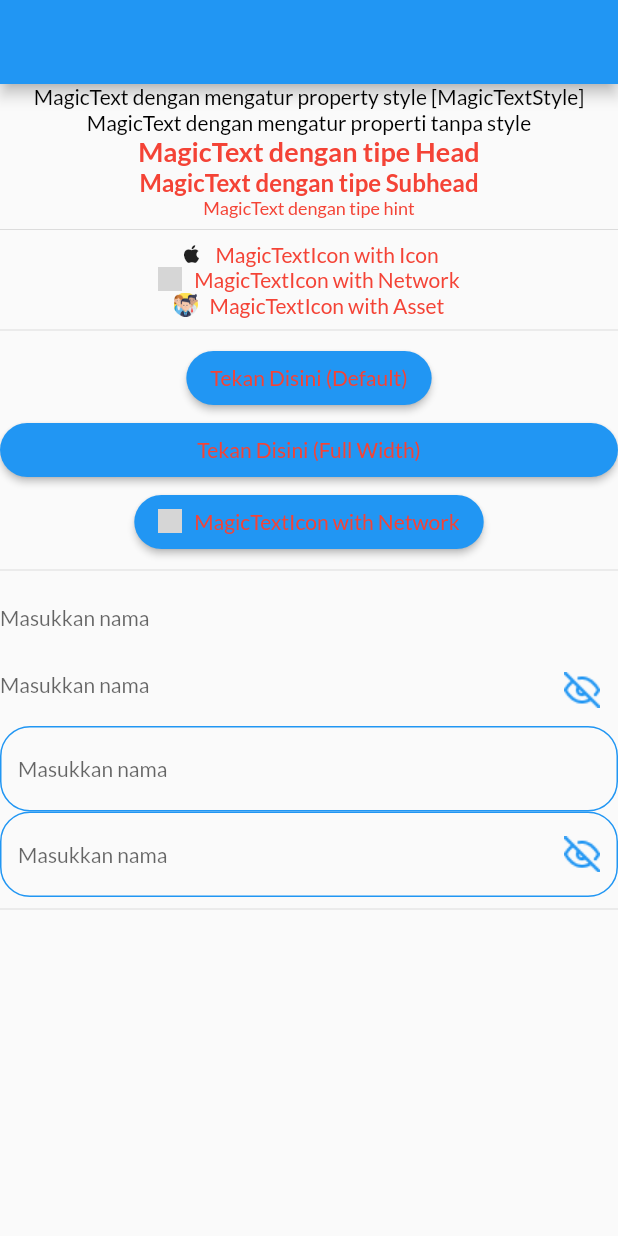
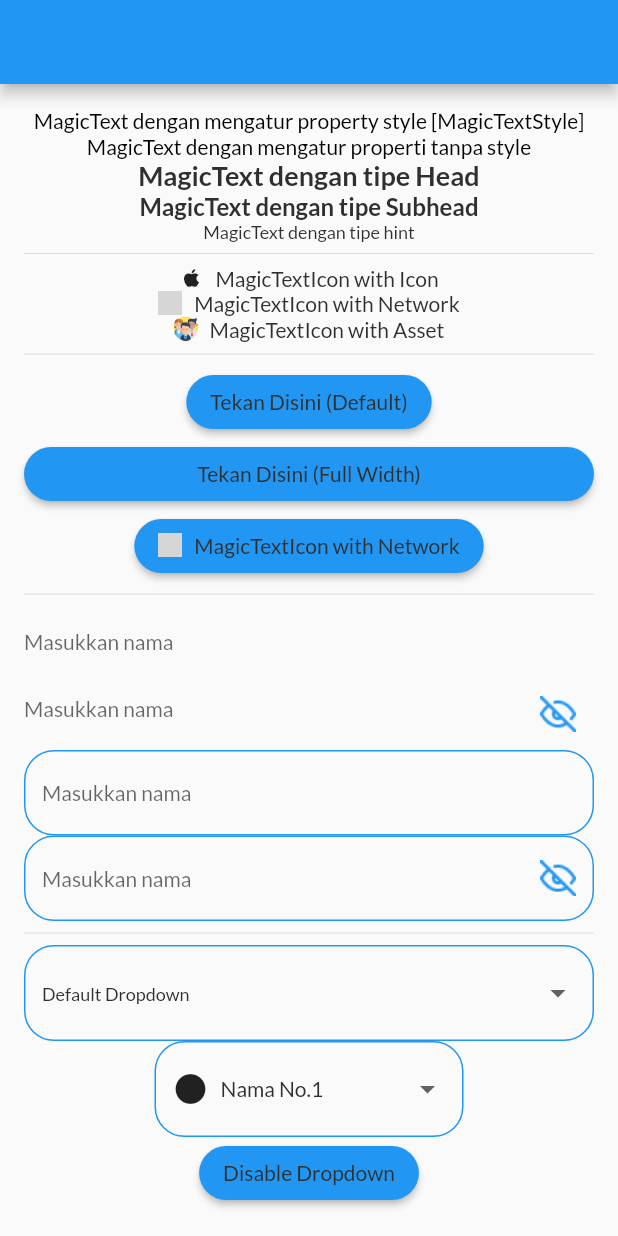
Before and after one commit to hanifabdullah21/MagicView, a Flutter app: the screen it shows after launch, on a phone screen of 412 x 824 dp. Run offline on Flutter 3.47's test engine with Material 2 defaults, Android fonts, the phone set to English and light mode, and no system bars; our stand-ins replace flutter_screenutil, google_fonts, substring_highlight; network calls fail; grey boxes are pictures that could not be loaded.

Commit message:
Create Widget MagicDropDown

```diff
--- a/example/lib/ExampleModel.dart
+++ b/example/lib/ExampleModel.dart
@@ -3,6 +3,8 @@
 //     final exampleModel = exampleModelFromJson(jsonString);
 
 import 'dart:convert';
+
+import 'package:flutter/material.dart';
 
 ExampleModel exampleModelFromJson(String str) => ExampleModel.fromJson(json.decode(str));
 
@@ -12,22 +14,26 @@ class ExampleModel {
   int? id;
   String? name;
   String? role;
+  IconData? icon;
 
   ExampleModel({
     this.id,
     this.name,
     this.role,
+    this.icon
   });
 
   ExampleModel copyWith({
     int? id,
     String? name,
     String? role,
+    IconData? icon,
   }) =>
       ExampleModel(
         id: id ?? this.id,
         name: name ?? this.name,
         role: role ?? this.role,
+        icon: icon ?? this.icon
       );
 
   factory ExampleModel.fromJson(Map<String, dynamic> json) => ExampleModel(
--- /dev/null
+++ b/example/lib/component/ExampleMagicDropdown.dart
@@ -0,0 +1,83 @@
+import 'package:example/ExampleModel.dart';
+import 'package:flutter/material.dart';
+import 'package:magic_view/widget/button/MagicButton.dart';
+import 'package:magic_view/widget/text/MagicTextIcon.dart';
+import 'package:magic_view/widget/textfield/MagicDropDown.dart';
+
+class ExampleMagicDropdown extends StatefulWidget {
+  @override
+  State<StatefulWidget> createState() => ExampleMagicDropdownPageState();
+}
+
+class ExampleMagicDropdownPageState extends State<ExampleMagicDropdown> {
+  final key = GlobalKey<FormState>();
+  List<ExampleModel> items = [
+    ExampleModel(id: 1, name: "Nama No.1", icon: Icons.circle),
+    ExampleModel(id: 2, name: "Nama No.2", icon: Icons.rectangle),
+    ExampleModel(id: 3, name: "Nama No.3", icon: Icons.star),
+  ];
+  ExampleModel? selectedData;
+  ExampleModel? selectedDataWithValue =
+      ExampleModel(id: 1, name: "Nama No.1", role: "Superadmin");
+  bool disableDropDown = false;
+
+  @override
+  Widget build(BuildContext context) {
+    return Form(
+      key: key,
+      child: Column(
+        children: [
+          MagicDropDown<ExampleModel>(
+            value: selectedData,
+            items: items,
+            hint: "Default Dropdown",
+            itemString: (data) {
+              return data?.name ?? "";
+            },
+            onChange: (data) {
+              setState(() {
+                selectedData = data;
+              });
+            },
+          ),
+          Container(
+            width: MediaQuery.of(context).size.width / 2,
+            child: MagicDropDown<ExampleModel>(
+              value: selectedDataWithValue,
+              items: items,
+              hint: "Complex Dropdown",
+              itemString: (data) {
+                return data?.name ?? "";
+              },
+              onChange: disableDropDown
+                  ? null
+                  : (data) {
+                      setState(() {
+                        selectedDataWithValue = data;
+                      });
+                    },
+              validator: (text, data) {
+                if (text == null || text.isEmpty)
+                  return "Wajib memilih salah satu";
+                return null;
+              },
+              autoValidateMode: AutovalidateMode.always,
+              itemBuilder: (itemString, data) {
+                return MagicTextIcon.icon(itemString,
+                    icon: data.icon ?? Icons.cloud);
+              },
+            ),
+          ),
+          MagicButton(
+            () {
+              setState(() {
+                disableDropDown = !disableDropDown;
+              });
+            },
+            text: disableDropDown ? "Enable Dropdown" : "Disable Dropdown",
+          )
+        ],
+      ),
+    );
+  }
+}
--- a/example/lib/main.dart
+++ b/example/lib/main.dart
@@ -1,3 +1,4 @@
+import 'package:example/component/ExampleMagicDropdown.dart';
 import 'package:example/component/ExampleMagicText.dart';
 import 'package:example/component/ExampleMagicTextField.dart';
 import 'package:example/component/ExampleMagicTextWithIcon.dart';
@@ -16,7 +17,6 @@ void main() {
   MagicFactory.initMagicFactory(
     colorBrand: Colors.blue,
     colorBrand2: Colors.pink,
-    colorText: Colors.red,
   );
 
   runApp(const MyApp());
@@ -53,6 +53,8 @@ class _MyHomePageState extends State<MyHomePage> {
     return Scaffold(
       appBar: AppBar(),
       body: SingleChildScrollView(
+        child: Padding(
+          padding: const EdgeInsets.all(16.0),
           child: Column(
             mainAxisAlignment: MainAxisAlignment.start,
             children: <Widget>[
@@ -64,8 +66,10 @@ class _MyHomePageState extends State<MyHomePage> {
               const Divider(),
               ExampleMagicTextField(),
               const Divider(),
+              ExampleMagicDropdown()
               // autoComplete()
             ],
+          ),
         ),
       ),
     );
--- a/lib/widget/textfield/MagicDropDown.dart
+++ b/lib/widget/textfield/MagicDropDown.dart
@@ -3,211 +3,326 @@ import 'package:magic_view/factory.dart';
 import 'package:magic_view/style/MagicTextFieldBorder.dart';
 import 'package:magic_view/style/MagicTextStyle.dart';
 
-// class MagicDropDown extends StatelessWidget {
-  // /// Memberikan hint
-  // final String? hint;
-  //
-  // /// Mengatur gaya dari [hint]
-  // final MagicTextStyle? hintStyle;
-  //
-  // /// Memberikan label. Jika [hint] dan [label] diisi, maka [hint] akan diabaikan
-  // /// dan [label] yang akan ditampilkan
-  // final String? label;
-  //
-  // /// Mengatur gaya dari [label]
-  // final MagicTextStyle? labelStyle;
-  //
-  // /// Mengatur Widget kustom untuk label. Jika [labelCustom] diisi maka [label],
-  // /// [labelStyle] dan [floatingLabelStyle] akan diabaikan
-  // final Widget? labelCustom;
-  //
-  // /// Mengatur perataan dari [label] yang mengambang
-  // final FloatingLabelAlignment? floatingLabelAlignment;
-  //
-  // /// Mengatur kemunculan [label] mengambang
-  // final FloatingLabelBehavior? floatingLabelBehavior;
-  //
-  // /// Mengatur gaya dari [label] mengambang
-  // final MagicTextStyle? floatingLabelStyle;
-  //
-  // /// Mengatur ikon
-  // final Widget? icon;
-  //
-  // /// Mengatur warna dari ikon
-  // final Color? iconColor;
-  //
-  // /// Mengatur ikon pada awalan [MagicTextField]
-  // final Widget? prefixIcon;
-  //
-  // /// Mengatur warna [prefixIcon]
-  // final Color? prefixIconColor;
-  //
-  // /// Mengatur teks pada awalan [MagicTextField]. Terletak antara [prefixIcon]
-  // /// dan tempat untuk mengetik. [prefixText] akan muncul jika [prefix] bernilai
-  // /// null dan [MagicTextField] dalam status fokus
-  // final String? prefixText;
-  //
-  // /// Mengatur gaya dari [prefixText]
-  // final MagicTextStyle? prefixTextStyle;
-  //
-  // /// Mengatur Widget pada awalan [MagicTextField]. Terletak antara [prefixIcon]
-  // /// dan tempat untuk mengetik. [prefix] akan muncul jika [prefixText] bernilai
-  // /// null dan [MagicTextField] dalam status fokus
-  // final Widget? prefix;
-  //
-  // /// Mengatur ikon pada akhiran [MagicTextField]
-  // /// Jika [type] = [MagicTextFieldType.PASSWORD] atau [MagicTextFieldType.BORDER_PASSWORD]
-  // /// maka [suffixIcon] akan diabaikan
-  // Widget? suffixIcon;
-  //
-  // /// Mengatur [suffixIcon] jika [type] = [MagicTextFieldType.PASSWORD] atau [MagicTextFieldType.BORDER_PASSWORD]
-  // /// dan [obscureText] = false.
-  // Widget? suffixIconEyeOpen;
-  //
-  // /// Mengatur [suffixIcon] jika [type] = [MagicTextFieldType.PASSWORD] atau [MagicTextFieldType.BORDER_PASSWORD]
-  // /// dan [obscureText] = true
-  // Widget? suffixIconEyeClose;
-  //
-  // /// Mengatur warna dari [suffixIcon]
-  // final Color? suffixIconColor;
-  //
-  // /// Mengatur teks pada akhiran [MagicTextField]. Terletak antara [suffixIcon]
-  // /// dan tempat untuk mengetik. [suffixText] akan muncul jika [suffix] bernilai
-  // /// null dan [MagicTextField] dalam status fokus
-  // final String? suffixText;
-  //
-  // /// Mengatur gaya dari [suffixText]
-  // final MagicTextStyle? suffixTextStyle;
-  //
-  // /// Mengatur Widget pada awalan [MagicTextField]. Terletak antara [suffixIcon]
-  // /// dan tempat untuk mengetik. [suffix] akan muncul jika [suffixText] bernilai
-  // /// null dan [MagicTextField] dalam status fokus
-  // final Widget? suffix;
-  //
-  // /// Mengatur garis batas / border pada [MagicTextField]
-  // final MagicTextFieldBorder? border;
-  //
-  // /// Mengatur teks counter. Terletak pada kanan bawah [MagicTextField]
-  // final String? counterText;
-  //
-  // /// Mengatur gaya teks [counterText]
-  // final MagicTextStyle? counterStyle;
-  //
-  // /// mengatur teks helper. Terletak pada kiri bawah [MagicTextField]
-  // final String? helperText;
-  //
-  // /// Mengatur gaya teks [helperText]
-  // final MagicTextStyle? helperStyle;
-  //
-  // /// Mengatur teks error. Terletak pada kiri bawah [MagicTextField].
-  // /// Jika [helperText] tidak bernilai null akan terganti dengan [errorText]
-  // final String? errorText;
-  //
-  // /// Mengatur gaya teks [errorText]
-  // final MagicTextStyle? errorStyle;
-  //
-  // /// Mengatur warna dari [MagicTextField].
-  // /// Akan diabaikan jika [filled] bernilai null atau false
-  // final Color? fillColor;
-  //
-  // /// Mengatur [MagicTextField] berwarna atau tidak
-  // final bool? filled;
-  //
-  // /// Mengatur padding
-  // final EdgeInsetsGeometry? padding;
-  //
-  // /// Mengatur ukuran dari [MagicTextField]
-  // final BoxConstraints? constraints;
-  //
-  // MagicDropDown(
-  //     {super.key,
-  //     this.hint,
-  //     this.hintStyle,
-  //     this.label,
-  //     this.labelStyle,
-  //     this.labelCustom,
-  //     this.floatingLabelAlignment,
-  //     this.floatingLabelBehavior,
-  //     this.floatingLabelStyle,
-  //     this.icon,
-  //     this.iconColor,
-  //     this.prefixIcon,
-  //     this.prefixIconColor,
-  //     this.prefixText,
-  //     this.prefixTextStyle,
-  //     this.prefix,
-  //     this.suffixIcon,
-  //     this.suffixIconColor,
-  //     this.suffixText,
-  //     this.suffixTextStyle,
-  //     this.suffix,
-  //     this.border,
-  //     this.counterText,
-  //     this.counterStyle,
-  //     this.helperText,
-  //     this.helperStyle,
-  //     this.errorText,
-  //     this.errorStyle,
-  //     this.filled,
-  //     this.fillColor,
-  //     this.padding,
-  //     this.constraints});
-  //
-  // @override
-  // Widget build(BuildContext context) {
-  //   return DropdownButtonFormField<T>(
-  //     decoration: InputDecoration(
-  //       hintText: hint,
-  //       hintStyle: hintStyle?.toGoogleTextStyle() ??
-  //           MagicFactory.magicTextStyle.toGoogleTextStyle(),
-  //       hintMaxLines: hintStyle?.maxLines,
-  //       labelText: label,
-  //       labelStyle: labelStyle?.toGoogleTextStyle(),
-  //       label: labelCustom,
-  //       floatingLabelAlignment: floatingLabelAlignment,
-  //       floatingLabelBehavior: floatingLabelBehavior,
-  //       floatingLabelStyle: floatingLabelStyle?.toGoogleTextStyle(),
-  //       icon: icon,
-  //       iconColor: iconColor,
-  //       prefixIcon: prefixIcon,
-  //       prefixIconColor: prefixIconColor,
-  //       prefix: prefix,
-  //       prefixText: prefixText,
-  //       prefixStyle: prefixTextStyle?.toGoogleTextStyle(),
-  //       suffixIcon: suffixIcon,
-  //       suffixIconColor: suffixIconColor,
-  //       suffix: suffix,
-  //       suffixText: suffixText,
-  //       suffixStyle: suffixTextStyle?.toGoogleTextStyle(),
-  //       counterText: counterText,
-  //       counterStyle: counterStyle?.toGoogleTextStyle(),
-  //       helperText: helperText,
-  //       helperStyle: helperStyle?.toGoogleTextStyle(),
-  //       errorText: errorText,
-  //       errorStyle: errorStyle?.toGoogleTextStyle(),
-  //       fillColor: fillColor,
-  //       filled: filled,
-  //       contentPadding: padding,
-  //       constraints: constraints,
-  //       focusColor: Colors.transparent,
-  //       border: border?.border?.toBorder() ??
-  //           MagicFactory.border.border?.toBorder(),
-  //       enabledBorder: border?.enableBorder?.toBorder() ??
-  //           MagicFactory.border.enableBorder?.toBorder(),
-  //       errorBorder: border?.errorBorder?.toBorder() ??
-  //           MagicFactory.border.errorBorder?.toBorder(),
-  //       focusedErrorBorder: border?.focusedErrorBorder?.toBorder() ??
-  //           MagicFactory.border.focusedErrorBorder?.toBorder(),
-  //       focusedBorder: border?.focusedBorder?.toBorder() ??
-  //           MagicFactory.border.focusedBorder?.toBorder(),
-  //       disabledBorder: border?.disableBorder?.toBorder() ??
-  //           MagicFactory.border.disableBorder?.toBorder(),
-  //     ),
-  //     items: widget.items,
-  //     style: MagicFactory.magicTextStyle.toGoogleTextStyle(),
-  //     onChanged: widget.onChange,
-  //     validator: widget.validator,
-  //     value: widget.value,
-  //   );
-  // }
-// }
+import '../text/MagicText.dart';
+
+class MagicDropDown<T> extends StatelessWidget {
+  /// Memberikan hint
+  final String? hint;
+
+  /// Mengatur gaya dari [hint]
+  final MagicTextStyle? hintStyle;
+
+  /// Memberikan label. Jika [hint] dan [label] diisi, maka [hint] akan diabaikan
+  /// dan [label] yang akan ditampilkan
+  final String? label;
+
+  /// Mengatur gaya dari [label]
+  final MagicTextStyle? labelStyle;
+
+  /// Mengatur Widget kustom untuk label. Jika [labelCustom] diisi maka [label],
+  /// [labelStyle] dan [floatingLabelStyle] akan diabaikan
+  final Widget? labelCustom;
+
+  /// Mengatur perataan dari [label] yang mengambang
+  final FloatingLabelAlignment? floatingLabelAlignment;
+
+  /// Mengatur kemunculan [label] mengambang
+  final FloatingLabelBehavior? floatingLabelBehavior;
+
+  /// Mengatur gaya dari [label] mengambang
+  final MagicTextStyle? floatingLabelStyle;
+
+  /// Mengatur ikon
+  final Widget? icon;
+
+  /// Mengatur warna dari ikon
+  final Color? iconColor;
+
+  /// Mengatur ikon pada awalan [MagicTextField]
+  final Widget? prefixIcon;
+
+  /// Mengatur warna [prefixIcon]
+  final Color? prefixIconColor;
+
+  /// Mengatur teks pada awalan [MagicTextField]. Terletak antara [prefixIcon]
+  /// dan tempat untuk mengetik. [prefixText] akan muncul jika [prefix] bernilai
+  /// null dan [MagicTextField] dalam status fokus
+  final String? prefixText;
+
+  /// Mengatur gaya dari [prefixText]
+  final MagicTextStyle? prefixTextStyle;
+
+  /// Mengatur Widget pada awalan [MagicTextField]. Terletak antara [prefixIcon]
+  /// dan tempat untuk mengetik. [prefix] akan muncul jika [prefixText] bernilai
+  /// null dan [MagicTextField] dalam status fokus
+  final Widget? prefix;
+
+  /// Mengatur ikon pada akhiran [MagicTextField]
+  /// Jika [type] = [MagicTextFieldType.PASSWORD] atau [MagicTextFieldType.BORDER_PASSWORD]
+  /// maka [suffixIcon] akan diabaikan
+  Widget? suffixIcon;
+
+  /// Mengatur [suffixIcon] jika [type] = [MagicTextFieldType.PASSWORD] atau [MagicTextFieldType.BORDER_PASSWORD]
+  /// dan [obscureText] = false.
+  Widget? suffixIconEyeOpen;
+
+  /// Mengatur [suffixIcon] jika [type] = [MagicTextFieldType.PASSWORD] atau [MagicTextFieldType.BORDER_PASSWORD]
+  /// dan [obscureText] = true
+  Widget? suffixIconEyeClose;
+
+  /// Mengatur warna dari [suffixIcon]
+  final Color? suffixIconColor;
+
+  /// Mengatur teks pada akhiran [MagicTextField]. Terletak antara [suffixIcon]
+  /// dan tempat untuk mengetik. [suffixText] akan muncul jika [suffix] bernilai
+  /// null dan [MagicTextField] dalam status fokus
+  final String? suffixText;
+
+  /// Mengatur gaya dari [suffixText]
+  final MagicTextStyle? suffixTextStyle;
+
+  /// Mengatur Widget pada awalan [MagicTextField]. Terletak antara [suffixIcon]
+  /// dan tempat untuk mengetik. [suffix] akan muncul jika [suffixText] bernilai
+  /// null dan [MagicTextField] dalam status fokus
+  final Widget? suffix;
+
+  /// Mengatur garis batas / border pada [MagicTextField]
+  final MagicTextFieldBorder? border;
+
+  /// Mengatur teks counter. Terletak pada kanan bawah [MagicTextField]
+  final String? counterText;
+
+  /// Mengatur gaya teks [counterText]
+  final MagicTextStyle? counterStyle;
+
+  /// mengatur teks helper. Terletak pada kiri bawah [MagicTextField]
+  final String? helperText;
+
+  /// Mengatur gaya teks [helperText]
+  final MagicTextStyle? helperStyle;
+
+  /// Mengatur teks error. Terletak pada kiri bawah [MagicTextField].
+  /// Jika [helperText] tidak bernilai null akan terganti dengan [errorText]
+  final String? errorText;
+
+  /// Mengatur gaya teks [errorText]
+  final MagicTextStyle? errorStyle;
+
+  /// Mengatur warna dari [MagicTextField].
+  /// Akan diabaikan jika [filled] bernilai null atau false
+  final Color? fillColor;
+
+  /// Mengatur [MagicTextField] berwarna atau tidak
+  final bool? filled;
+
+  /// Mengatur padding
+  final EdgeInsetsGeometry? padding;
+
+  /// Mengatur ukuran dari [MagicTextField]
+  final BoxConstraints? constraints;
+
+  /// [REQUIRED] Menagtur isi dropdown
+  final List<T> items;
+
+  /// [REQUIRED] Mengatur teks yang ditampilkan di menu
+  final String Function(T?) itemString;
+
+  /// [REQUIRED] Fungsi untuk mengatur nilai setelah dipilih dari menu
+  final Function(T)? onChange;
+
+  /// Mengatur nilai
+  final T? value;
+
+  /// Mengatur tampilan dari daftar menu
+  Widget Function(String itemString, T data)? itemBuilder;
+
+  /// Mengatur validasi dropdown
+  String? Function(String? text, T? data)? validator;
+
+  /// Menagtur jenis validasi
+  AutovalidateMode? autoValidateMode;
+
+  /// Mengatur hint saat [MagicDropDown] disable
+  final String? disableHint;
+
+  /// Mengatur hint style saat [MagicDropDown] disable
+  final MagicTextStyle? disableHintStyle;
+
+  /// Menagtur warna dari item
+  final Color? itemColor;
+
+  /// Mengatur tinggi setiap item
+  final double? itemHeight;
+
+  /// Mengatur tinggi maksimal menu
+  final double? maxMenuHeight;
+
+  /// Mengatur ikon dropdown
+  final Widget? iconDropdown;
+
+  /// Mengatur ukuran ikon dropdown
+  final double? iconDropdownSize;
+
+  /// Mengatur warna ikon dropdon saat enable
+  final Color? iconDropdownColorEnable;
+
+  /// Mengatur warna ikon dropdon saat disable
+  final Color? iconDropdownColorDisable;
+
+  MagicDropDown(
+      {super.key,
+      this.hint,
+      this.hintStyle,
+      this.label,
+      this.labelStyle,
+      this.labelCustom,
+      this.floatingLabelAlignment,
+      this.floatingLabelBehavior,
+      this.floatingLabelStyle,
+      this.icon,
+      this.iconColor,
+      this.prefixIcon,
+      this.prefixIconColor,
+      this.prefixText,
+      this.prefixTextStyle,
+      this.prefix,
+      this.suffixIcon,
+      this.suffixIconColor,
+      this.suffixText,
+      this.suffixTextStyle,
+      this.suffix,
+      this.border,
+      this.counterText,
+      this.counterStyle,
+      this.helperText,
+      this.helperStyle,
+      this.errorText,
+      this.errorStyle,
+      this.filled,
+      this.fillColor,
+      this.padding,
+      this.constraints,
+      required this.items,
+      required this.itemString,
+      required this.onChange,
+      this.value,
+      this.itemBuilder,
+      this.validator,
+      this.autoValidateMode,
+      this.disableHint,
+      this.disableHintStyle,
+      this.itemColor,
+      this.itemHeight,
+      this.maxMenuHeight,
+      this.iconDropdown,
+      this.iconDropdownSize,
+      this.iconDropdownColorDisable,
+      this.iconDropdownColorEnable});
+
+  @override
+  Widget build(BuildContext context) {
+    List<Map<String, dynamic>> list = items
+        .map((e) => <String, dynamic>{"key": itemString(e), "value": e})
+        .toList();
+
+    return DropdownButtonFormField<String>(
+      decoration: InputDecoration(
+        hintText: hint,
+        hintStyle: hintStyle?.toGoogleTextStyle() ??
+            MagicFactory.magicTextStyle.toGoogleTextStyle(),
+        hintMaxLines: hintStyle?.maxLines,
+        labelText: label,
+        labelStyle: labelStyle?.toGoogleTextStyle(),
+        label: labelCustom,
+        floatingLabelAlignment: floatingLabelAlignment,
+        floatingLabelBehavior: floatingLabelBehavior,
+        floatingLabelStyle: floatingLabelStyle?.toGoogleTextStyle(),
+        icon: icon,
+        iconColor: iconColor,
+        prefixIcon: prefixIcon,
+        prefixIconColor: prefixIconColor,
+        prefix: prefix,
+        prefixText: prefixText,
+        prefixStyle: prefixTextStyle?.toGoogleTextStyle(),
+        suffixIcon: suffixIcon,
+        suffixIconColor: suffixIconColor,
+        suffix: suffix,
+        suffixText: suffixText,
+        suffixStyle: suffixTextStyle?.toGoogleTextStyle(),
+        counterText: counterText,
+        counterStyle: counterStyle?.toGoogleTextStyle(),
+        helperText: helperText,
+        helperStyle: helperStyle?.toGoogleTextStyle(),
+        errorText: errorText,
+        errorStyle: errorStyle?.toGoogleTextStyle(),
+        fillColor: fillColor,
+        filled: filled,
+        contentPadding: padding,
+        constraints: constraints,
+        focusColor: Colors.transparent,
+        border: border?.border?.toBorder() ??
+            MagicFactory.border.border?.toBorder(),
+        enabledBorder: border?.enableBorder?.toBorder() ??
+            MagicFactory.border.enableBorder?.toBorder(),
+        errorBorder: border?.errorBorder?.toBorder() ??
+            MagicFactory.border.errorBorder?.toBorder(),
+        focusedErrorBorder: border?.focusedErrorBorder?.toBorder() ??
+            MagicFactory.border.focusedErrorBorder?.toBorder(),
+        focusedBorder: border?.focusedBorder?.toBorder() ??
+            MagicFactory.border.focusedBorder?.toBorder(),
+        disabledBorder: border?.disableBorder?.toBorder() ??
+            MagicFactory.border.disableBorder?.toBorder(),
+      ),
+      items: list
+          .map((e) => DropdownMenuItem<String>(
+              value: e["key"],
+              child: itemBuilder != null
+                  ? itemBuilder!(e["key"], e["value"])
+                  : MagicText(e["key"])))
+          .toList(),
+      style: MagicFactory.magicTextStyle.toGoogleTextStyle(),
+      value: value != null ? itemString(value) : null,
+      onChanged: onChange != null
+          ? (String? value) {
+              Map<String, dynamic> result =
+                  list.singleWhere((element) => element["key"] == value);
+              onChange!(result["value"] as T);
+            }
+          : null,
+      isExpanded: true,
+      validator: validator != null
+          ? (value) {
+              T? result;
+              try {
+                result = list
+                    .where((element) => element["key"] == value)
+                    .first["value"];
+              } catch (e) {
+                result = null;
+              }
+
+              return validator!(value, result);
+            }
+          : null,
+      autovalidateMode: autoValidateMode,
+      borderRadius: border?.border?.radiusAll != null
+          ? BorderRadius.circular(border?.border?.radiusAll ?? 0.0)
+          : null,
+      hint: MagicText.hint(
+        "$hint",
+        style: hintStyle,
+      ),
+      disabledHint: MagicText(
+        "$disableHint",
+        style: disableHintStyle,
+      ),
+      dropdownColor: itemColor,
+      menuMaxHeight: maxMenuHeight,
+      itemHeight: itemHeight,
+      icon: iconDropdown,
+      iconSize: iconDropdownSize ?? 24.0,
+      iconDisabledColor: iconDropdownColorDisable,
+      iconEnabledColor: iconDropdownColorEnable,
+    );
+  }
+}
```
Also changed, not shown: 1 other file. Lines whose indentation alone changed are shown as unchanged.
